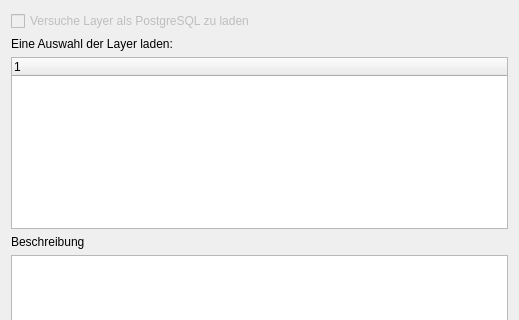
Before: the Qt Designer form solocator/ui/layer_loader_dialog.ui in opengisch/solocator, drawn with Qt 5; both pictures show x 0 to 519 and y 0 to 320 of the 519 by 466 pixel window.
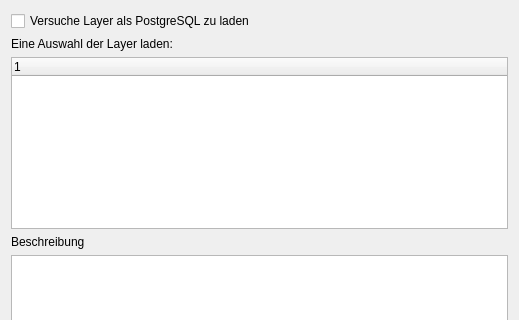
After: the same form once the commit is applied.

Patch:
```diff
--- a/solocator/ui/layer_loader_dialog.ui
+++ b/solocator/ui/layer_loader_dialog.ui
@@ -24,10 +24,7 @@
     </widget>
    </item>
    <item row="0" column="0">
-    <widget class="QCheckBox" name="checkBox">
-     <property name="enabled">
-      <bool>false</bool>
-     </property>
+    <widget class="QCheckBox" name="load_as_postgres">
      <property name="text">
       <string>Versuche Layer als PostgreSQL zu laden</string>
      </property>
```
